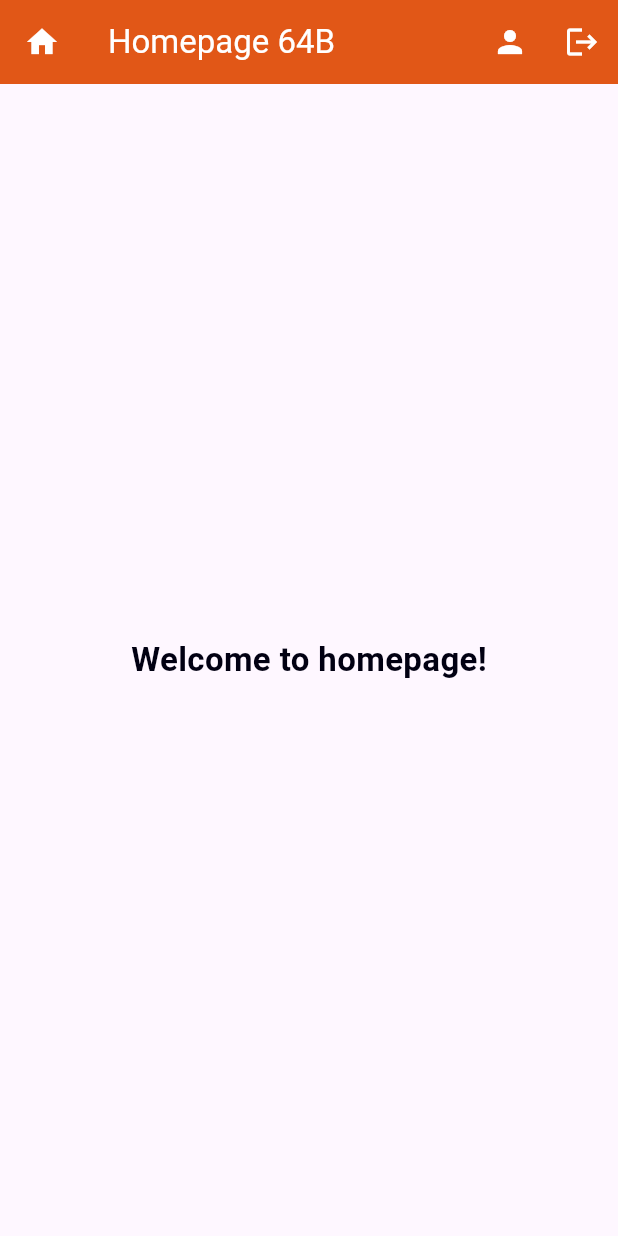
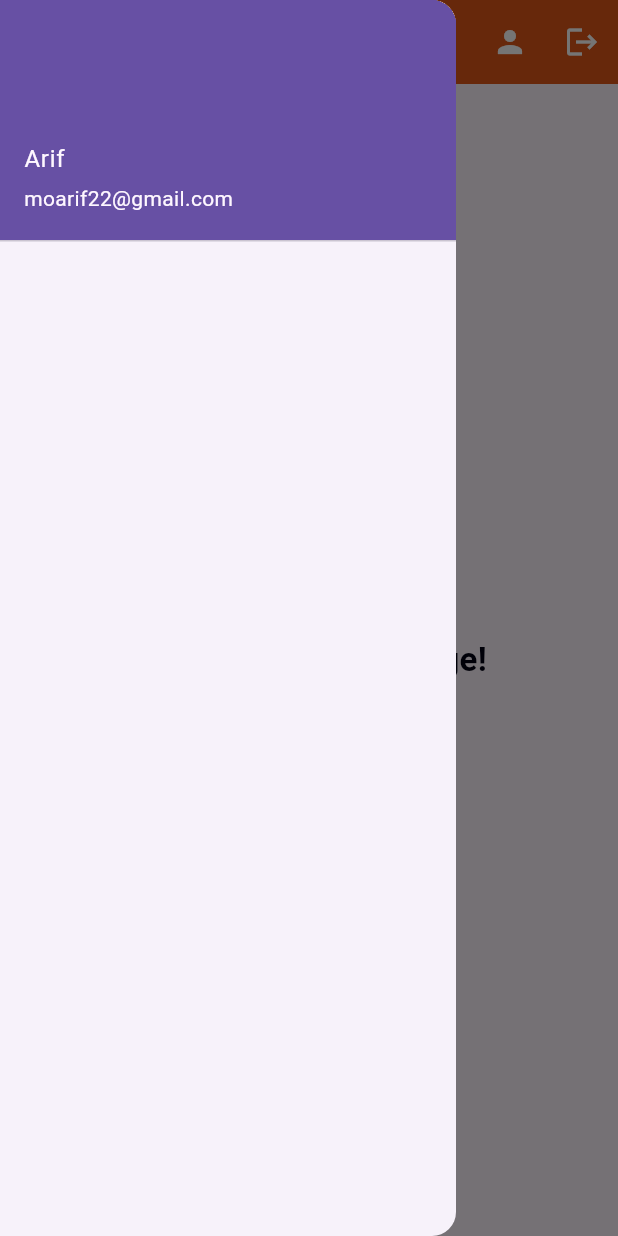
Before and after one commit to itsAMd22/FlutterClassWork, a Flutter app: the screen it shows after launch, with the side drawer open (before the commit the screen has no drawer), on a phone screen of 412 x 824 dp. Run offline on Flutter 3.47's test engine with Material 3 defaults, Android fonts, the phone set to English and light mode, and no system bars; our stand-ins replace material_ui.

Commit message:
updated homepage

```diff
--- a/project_2/lib/home_page.dart
+++ b/project_2/lib/home_page.dart
@@ -10,12 +10,23 @@ class Homepage extends StatelessWidget {
         title: Text("Homepage 64B"),
         backgroundColor: const Color.fromARGB(255, 225, 87, 23),
         foregroundColor: Colors.white,
-        leading: Icon(Icons.home),
+        // leading: Icon(Icons.home),
         actions: [
           IconButton(onPressed: (){}, icon: Icon(Icons.person)),
           IconButton(onPressed: (){}, icon: Icon(Icons.logout)),
         ],
       ),
+      drawer: Drawer(
+        child: Column(
+          children: [
+            UserAccountsDrawerHeader(
+              accountName: Text("Arif"),
+              accountEmail: Text("moarif22@gmail.com"),
+            )
+          ],
+        ),
+      ),
+      // endDrawer: Drawer(),
       body: Center(
         child: Text(
           "Welcome to homepage!",
```
